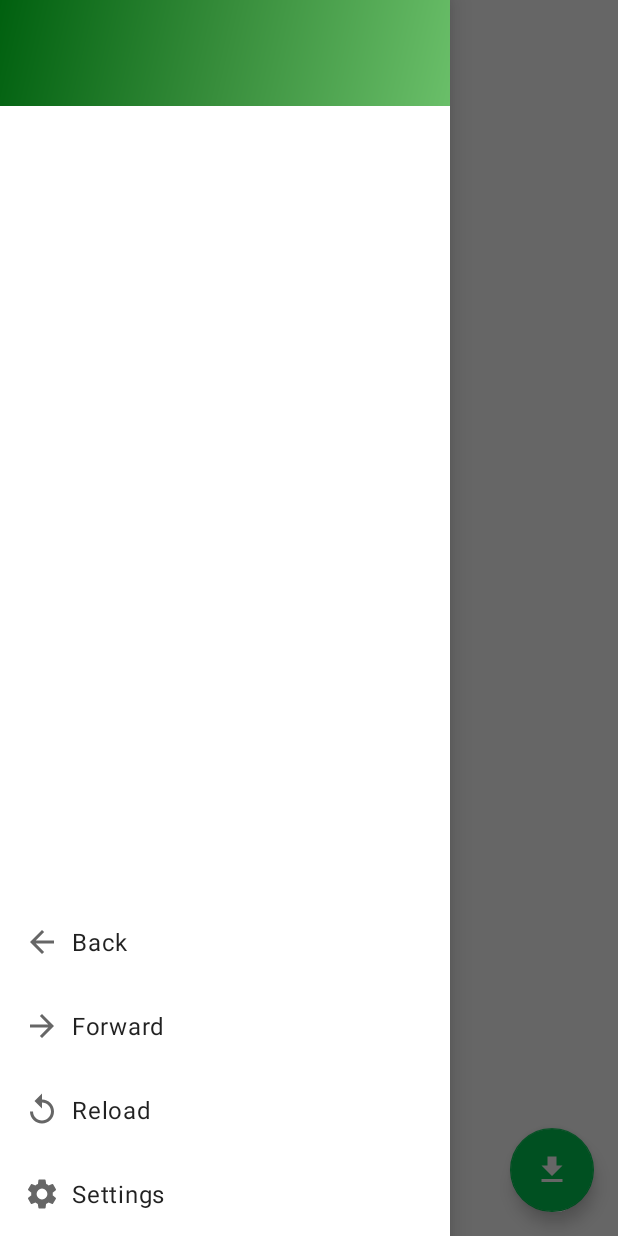
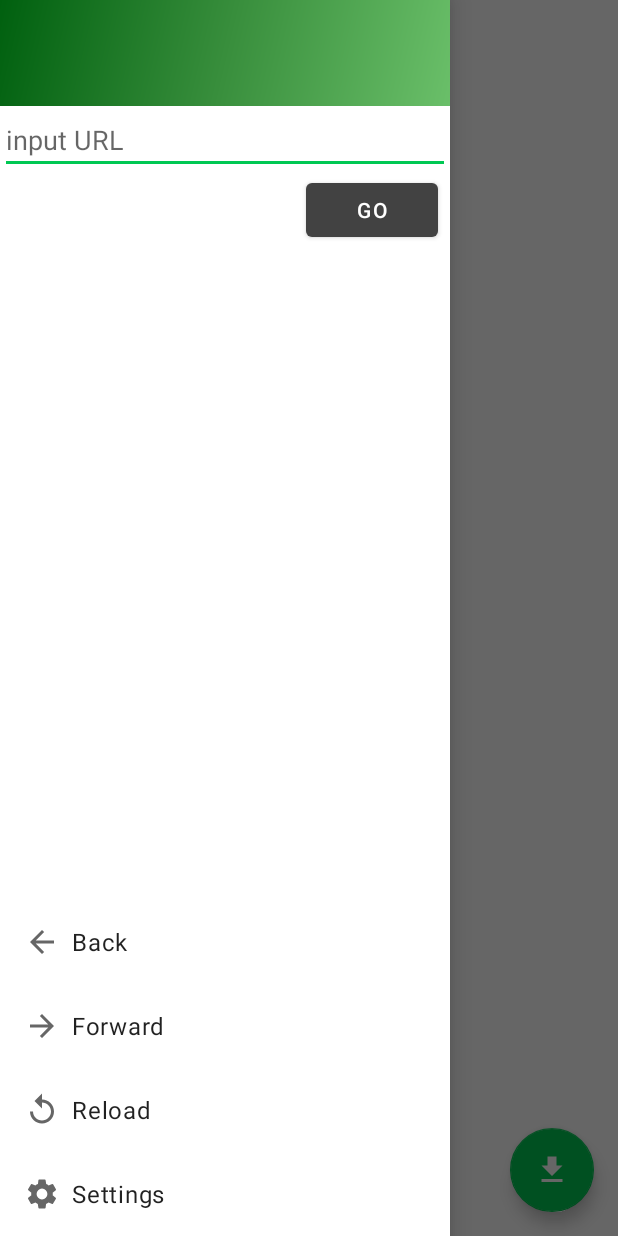
Before and after one commit to ohmae/touch-icon-extractor-sample, an Android app: the screen it shows after launch (MainActivity), with the side drawer open, on a phone screen of 412 x 824 dp. Run offline under Robolectric (Android 15) with nearby library versions, the phone set to English and light mode, and no system bars; 2 statements that could not run were skipped.

Commit message:
👍add input url

```diff
--- a/app/src/main/res/layout/activity_main.xml
+++ b/app/src/main/res/layout/activity_main.xml
@@ -86,6 +86,24 @@
 
         </LinearLayout>
 
+        <EditText
+            android:id="@+id/edit_url"
+            android:layout_width="match_parent"
+            android:layout_height="wrap_content"
+            android:hint="@string/url_hint"
+            android:inputType="textUri"
+            android:autofillHints=""
+            />
+
+        <Button
+            android:id="@+id/go_button"
+            android:layout_width="wrap_content"
+            android:layout_height="wrap_content"
+            android:layout_gravity="end"
+            android:text="@string/go"
+            android:layout_marginEnd="8dp"
+            />
+
         <androidx.legacy.widget.Space
             android:layout_width="wrap_content"
             android:layout_height="0dp"
--- a/app/src/main/res/values/strings.xml
+++ b/app/src/main/res/values/strings.xml
@@ -6,6 +6,8 @@
     <string name="forward_button">Forward</string>
     <string name="reload_button">Reload</string>
     <string name="settings">Settings</string>
+    <string name="url_hint">input URL</string>
+    <string name="go">Go</string>
 
     <string name="pref_title_use_extension">Use extension library</string>
     <string name="pref_title_copyright">Author</string>
```
Also changed, not shown: app/src/main/java/net/mm2d/webclip/MainActivity.kt (+17 -2 lines), 1 other file.
